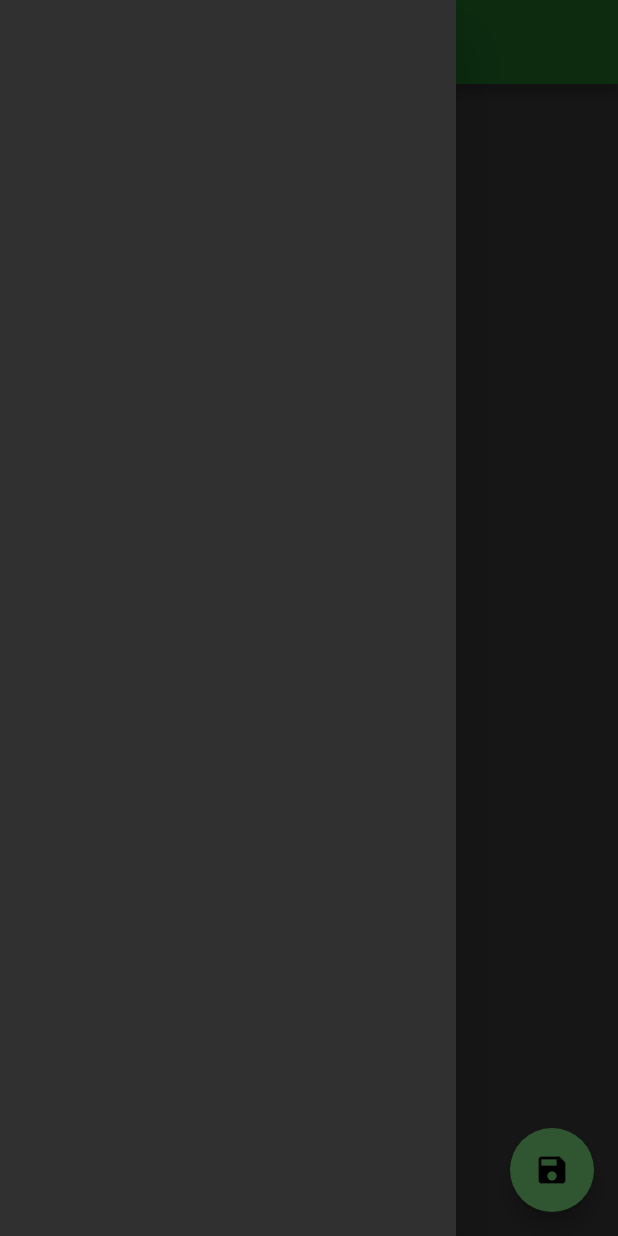
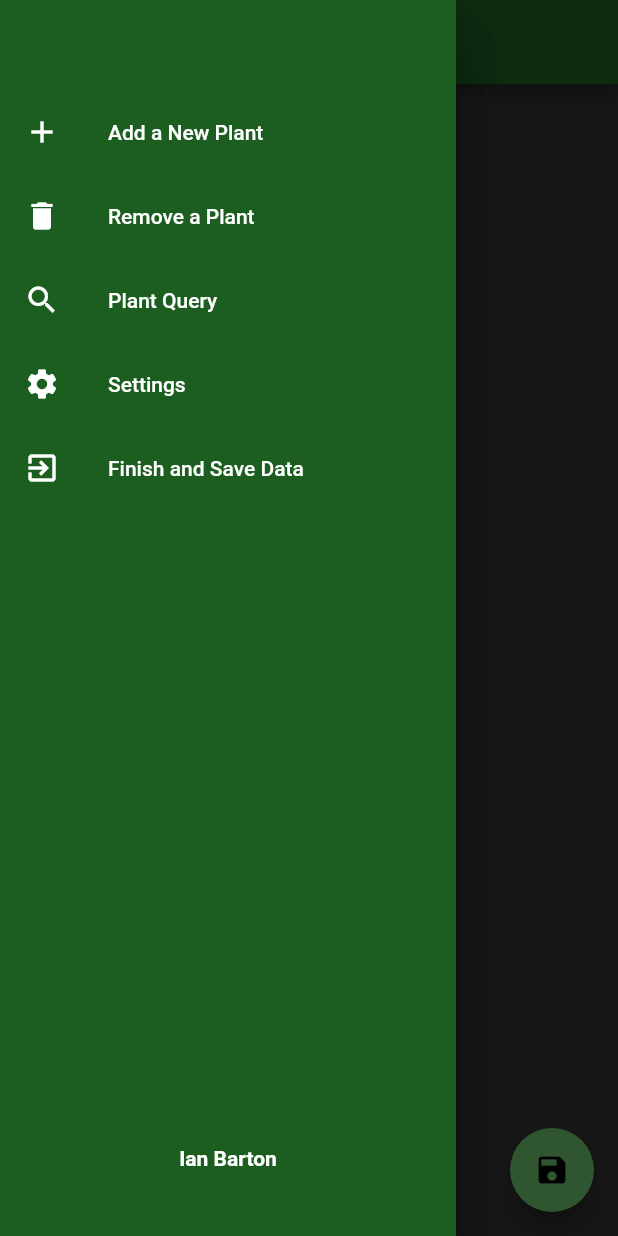
Before and after one commit to ianbarton1/turbo-broccoli, a Flutter app: the screen it shows after launch, with the side drawer open, on a phone screen of 412 x 824 dp. Run offline on Flutter 3.47's test engine with Material 2 defaults, Android fonts, the phone set to English and light mode, and no system bars.

Commit message:
general dev update

```diff
--- a/lib/main.dart
+++ b/lib/main.dart
@@ -1,4 +1,5 @@
 import 'package:flutter/material.dart';
+import 'package:turbo_broccoli/shared/drawer.dart';
 import 'package:turbo_broccoli/shared/plant.dart';
 import 'package:turbo_broccoli/shared/plant_collection.dart';
 import 'dart:developer';
@@ -11,8 +12,8 @@ class MyApp extends StatelessWidget {
   @override
   Widget build(BuildContext context) {
     //this is some dev code to add a new plant
-
-    Plant plantA = new Plant(
+    PlantCollection plantList = new PlantCollection();
+    plantList.addNew(new Plant(
       uid: 5,
       name: 'Jade Plant',
       lastWatered: DateTime(2020, 12, 17),
@@ -20,11 +21,9 @@ class MyApp extends StatelessWidget {
       nextWater: DateTime(2019, 12, 29),
       dbw: 0,
       multiplier: 0.75,
-    );
-
-    inspect(plantA);
-    plantA.waterPlant();
-    inspect(plantA);
+    ));
+    print('Hello');
+    inspect(plantList);
 
     return MaterialApp(
       title: 'Turbo Broccoli',
@@ -56,8 +55,14 @@ class _HomeState extends State<Home> {
       appBar: AppBar(
         title: Text(widget.title),
       ),
-      drawer: Drawer(),
-      body: Center(child: null),
+      drawer: Drawer(child: MainMenu()),
+      body: Center(
+          child: ListView.builder(
+        itemCount: 25,
+        itemBuilder: (context, index) {
+          return Container();
+        },
+      )),
       floatingActionButton: FloatingActionButton(
         onPressed: () {
           setState(() {});
--- /dev/null
+++ b/lib/shared/drawer.dart
@@ -0,0 +1,67 @@
+import 'package:flutter/material.dart';
+
+class MainMenu extends StatefulWidget {
+  @override
+  _MainMenuState createState() => _MainMenuState();
+}
+
+class _MainMenuState extends State<MainMenu> {
+  @override
+  Widget build(BuildContext context) {
+    return SafeArea(
+      child: Drawer(
+        child: Container(
+          color: Colors.green[900],
+          child: Column(
+            children: [
+              SizedBox(height: 60),
+              Expanded(
+                child: ListView(
+                  padding: EdgeInsets.zero,
+                  children: <Widget>[
+                    ListTile(
+                      leading: Icon(Icons.add),
+                      title: Text('Add a New Plant'),
+                      //   onTap: () =>
+                      //Navigator.popAndPushNamed(context, '/view_profile'),
+                    ),
+                    ListTile(
+                      leading: Icon(Icons.delete),
+                      title: Text('Remove a Plant'),
+                      //onTap: () => Navigator.pushNamed(context, '/home'),
+                    ),
+                    ListTile(
+                      leading: Icon(Icons.search_sharp),
+                      title: Text('Plant Query'),
+                      // onTap: () => {},
+                    ),
+                    ListTile(
+                      leading: Icon(Icons.settings),
+                      title: Text('Settings'),
+                      //onTap: () {},
+                    ),
+                    ListTile(
+                      leading: Icon(Icons.exit_to_app),
+                      title: Text('Finish and Save Data'),
+                      //onTap: () {
+                      // Navigator.pushReplacementNamed(context, '/login');
+                      //},
+                    ),
+                  ],
+                ),
+              ),
+              Container(
+                padding: EdgeInsets.fromLTRB(10, 0, 10, 10),
+                height: 60,
+                child: Text(
+                  "Ian Barton",
+                  style: TextStyle(fontWeight: FontWeight.bold),
+                ),
+              ),
+            ],
+          ),
+        ),
+      ),
+    );
+  }
+}
--- /dev/null
+++ b/lib/shared/file_ops.dart
@@ -0,0 +1,9 @@
+import 'package:turbo_broccoli/shared/plant_collection.dart';
+
+PlantCollection loadData;
+void saveDisk(PlantCollection saveData, String filePath) {}
+
+PlantCollection loadDisk(String filePath) {
+  loadData = PlantCollection();
+  return loadData;
+}
--- a/lib/shared/plant.dart
+++ b/lib/shared/plant.dart
@@ -1,3 +1,5 @@
+import 'dart:math';
+
 class Plant {
   int uid;
   String name;
@@ -19,7 +21,7 @@ class Plant {
   void waterPlant() {
     previousWater = lastWatered;
     lastWatered = DateTime.now();
-    dbw = lastWatered.difference(previousWater).inDays;
+    dbw = max(1, lastWatered.difference(previousWater).inDays);
     multiplier = 0.75;
     nextWater = suggestedWaterDate();
   }
@@ -30,6 +32,6 @@ class Plant {
 
   DateTime suggestedWaterDate() {
     return lastWatered
-        .add(new Duration(days: (dbw.toDouble() * multiplier).round()));
+        .add(new Duration(days: max((dbw.toDouble() * multiplier).round(), 1)));
   }
 }
--- a/lib/shared/plant_collection.dart
+++ b/lib/shared/plant_collection.dart
@@ -1,7 +1,16 @@
 import 'package:turbo_broccoli/shared/plant.dart';
 
 class PlantCollection {
-  List<Plant> plantList;
+  List<Plant> plantList = List();
 
   PlantCollection();
+  //add a new plant to the plantlist
+  void addNew(Plant candidate) {
+    plantList.add(candidate);
+  }
+
+  //check to see if an id exists in the list
+  bool idCheck(int id) {
+    return false;
+  }
 }
```
